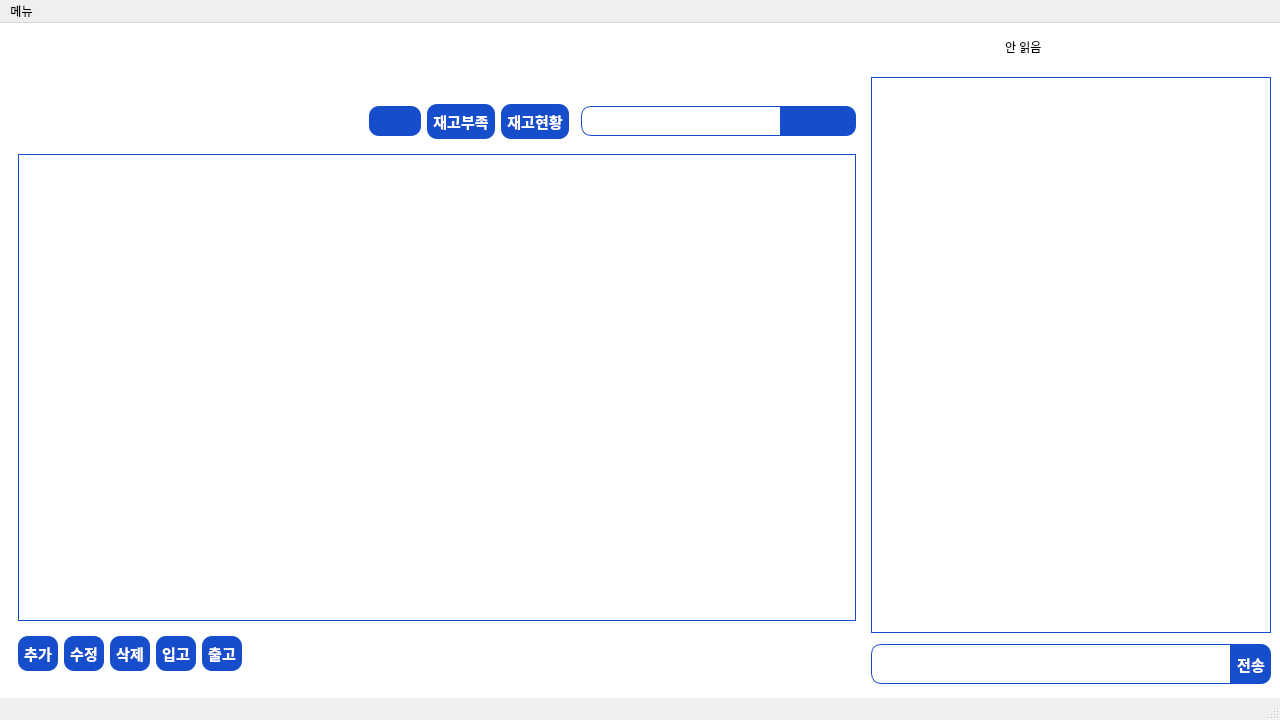
Old version of the form client/view/view_main.ui in the repository si-yeon/management_program.
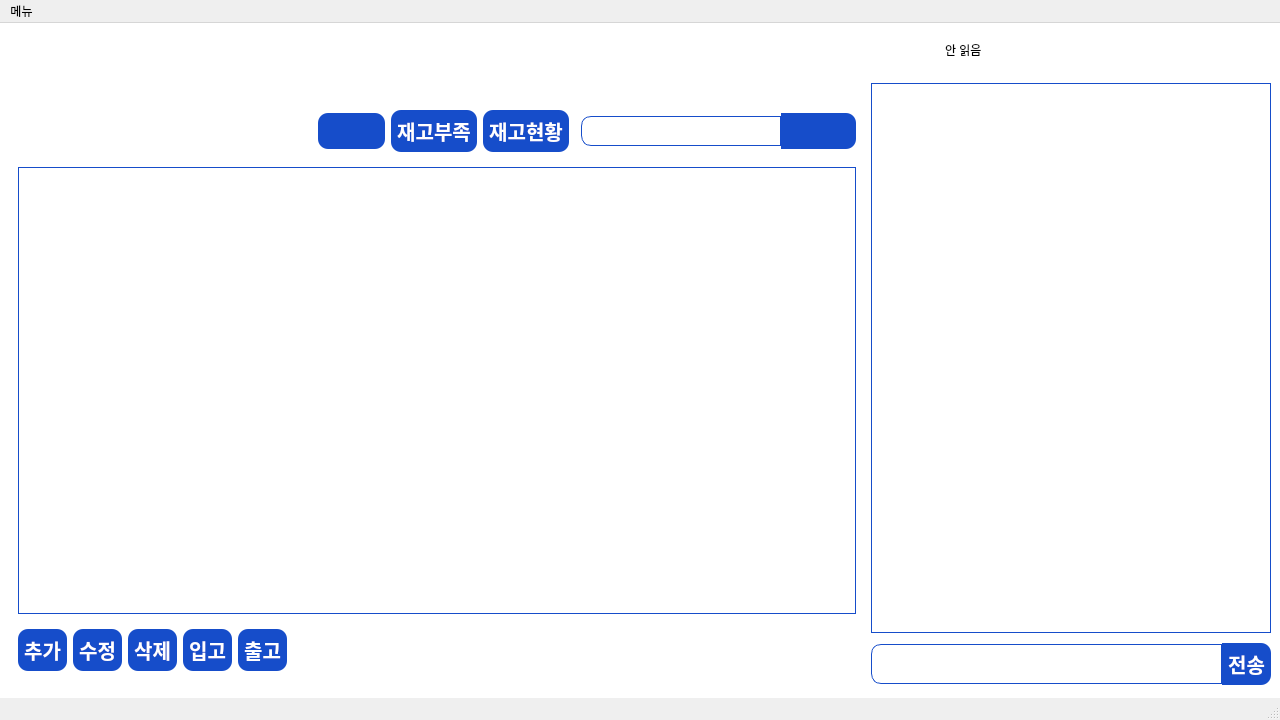
New version of the form. Icons and pictures are not drawn.

The edit to the form file:
```diff
--- a/client/view/view_main.ui
+++ b/client/view/view_main.ui
@@ -30,7 +30,7 @@
 align-items: center;
 color: #fff;
 font-weight: 600;
-font-size: 15px;
+font-size: 20px;
 border-radius: 10px;
 padding: 6px;
 }</string>
```
Left out of the diff: 14 changed lines with no effect on the pictures.
